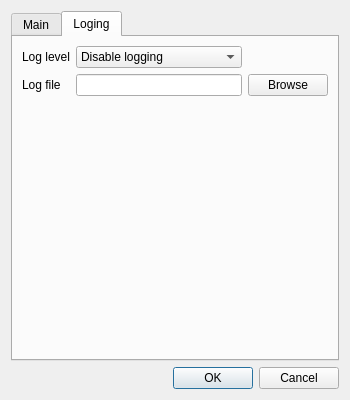
This is Editor/main_window/appsettings.ui in WohlSoft/Moondust-Project as Qt 5 draws it before an edit. The edited form follows.
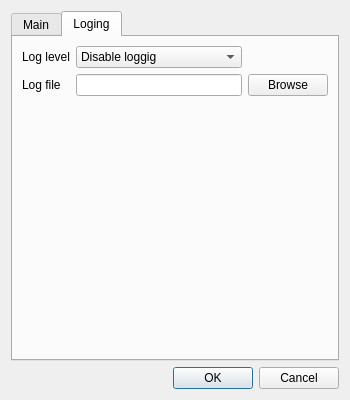
This is the edited form. The open tabs and pages were chosen to show the change. Icons and pictures are not drawn.

Commit message: Application settings are implemented

The edit to the form file:
```diff
--- a/Editor/main_window/appsettings.ui
+++ b/Editor/main_window/appsettings.ui
@@ -138,7 +138,7 @@
         <widget class="QComboBox" name="logLevel">
          <item>
           <property name="text">
-           <string>Disable logging</string>
+           <string>Disable loggig</string>
           </property>
          </item>
          <item>
```
Left out of the diff: 2 changed lines with no effect on the pictures. The commit also changes 2 other files.
